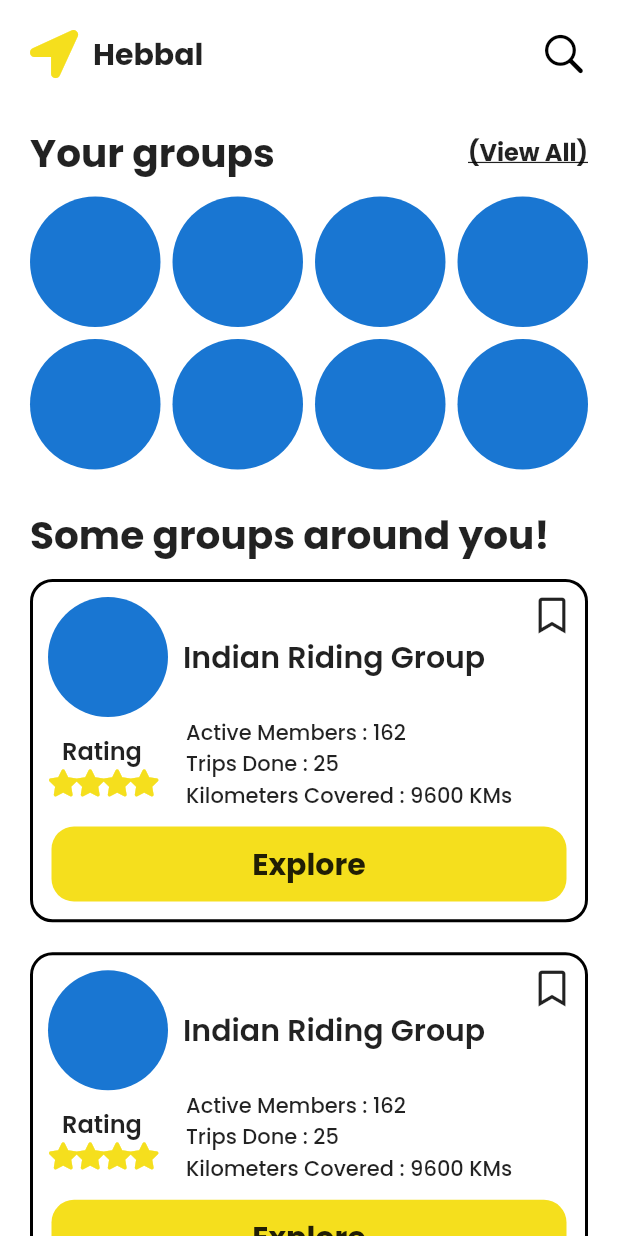
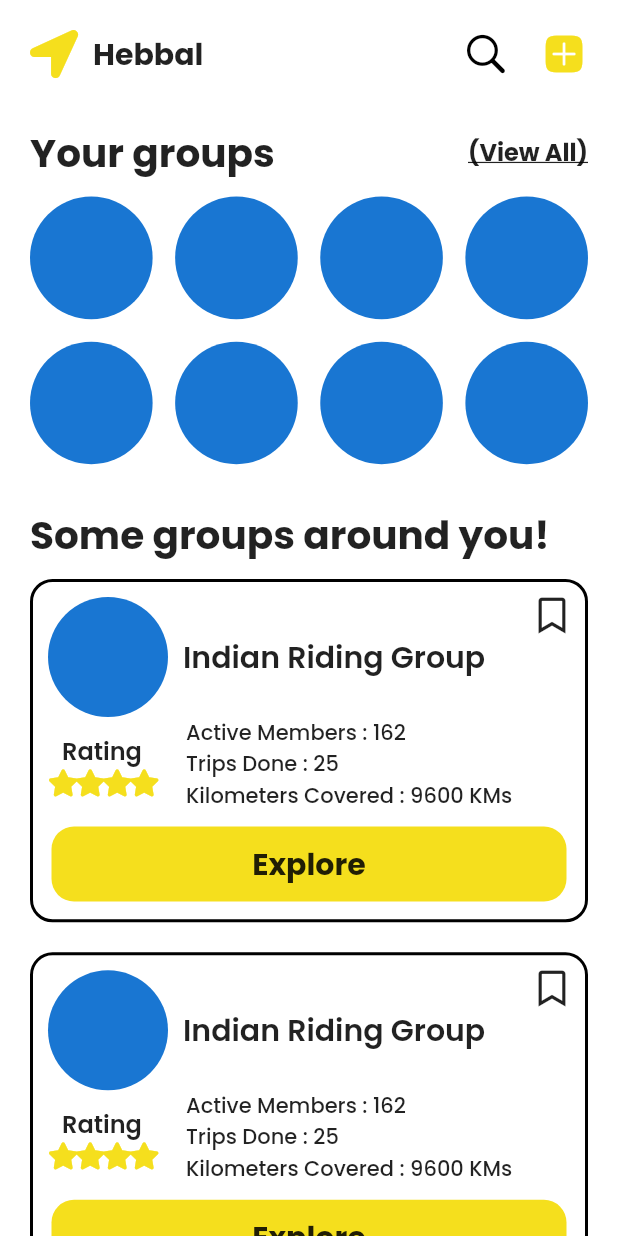
Before and after one commit to NullCrew/find-ridr, a Flutter app: the GroupView screen opened directly, on a phone screen of 412 x 824 dp. Run offline on Flutter 3.47's test engine with Material 2 defaults, Android fonts, the phone set to English and light mode, and no system bars; our stand-ins replace font_awesome_flutter, get, google_fonts.

Commit message:
updated UI

```diff
--- a/lib/components/bottom_navigation_bar.dart
+++ b/lib/components/bottom_navigation_bar.dart
@@ -48,7 +48,7 @@ class _BottomNavBarState extends State<BottomNavBar> {
       duration: Duration(
         milliseconds: 100,
       ),
-      curve: Curves.easeIn
+      curve: Curves.linearToEaseOut
     );
   }
 
--- a/lib/components/card_button.dart
+++ b/lib/components/card_button.dart
@@ -3,9 +3,9 @@ import 'package:flutter/material.dart';
 import 'package:get/get.dart';
 import 'package:google_fonts/google_fonts.dart';
 
-Widget CardButton({String btnText}){
+Widget CardButton({String btnText,Function onTap}){
   return InkWell(
-    onTap: (){},
+    onTap: onTap,
     child: Container(
       height: 50,
       width: Get.width/1.2,
--- a/lib/components/ride_card.dart
+++ b/lib/components/ride_card.dart
@@ -1,6 +1,7 @@
 import 'package:findridr/components/card_button.dart';
 import 'package:findridr/constants.dart';
 import 'package:findridr/controllers/ride_card_controller.dart';
+import 'package:findridr/views/ride_info_view.dart';
 import 'package:flutter/material.dart';
 import 'package:font_awesome_flutter/font_awesome_flutter.dart';
 import 'package:get/get.dart';
@@ -100,7 +101,9 @@ Widget RideCard({int reviewStar}){
                   ],
                 ),
                 SizedBox(height: 10,),
-                CardButton(btnText: "Let'\s Go")
+                CardButton(btnText: "Let'\s Go",onTap: (){
+                  Get.to(RideInfoView());
+                })
               ],
             ),
           ),
--- a/lib/controllers/splash_screen_view_controller.dart
+++ b/lib/controllers/splash_screen_view_controller.dart
@@ -9,6 +9,6 @@ class SplashViewController extends GetxController{
   }
 
   void startTimer() {
-    Future.delayed(const Duration(seconds: 1),()=>Get.offNamed('/login'));
+    Future.delayed(const Duration(seconds: 3),()=>Get.offNamed('/login'));
   }
 }
--- a/lib/views/group_view.dart
+++ b/lib/views/group_view.dart
@@ -34,9 +34,18 @@ class GroupView extends StatelessWidget {
                         ],
                       ),
                     ),
-                    GestureDetector(
-                        child: Icon(CupertinoIcons.search, size: 32,
-                          color: Colors.black,))
+                    Row(
+                      children: [
+                        GestureDetector(
+                            child: Icon(CupertinoIcons.search, size: 32,
+                              color: Colors.black,)
+                        ),
+                        SizedBox(width: 20,),
+                        GestureDetector(
+                            child: Icon(CupertinoIcons.plus_app_fill, size: 32,
+                              color: primaryColor,)),
+                      ],
+                    )
                   ],
                 ),
                 SizedBox(height: 30,),
@@ -53,18 +62,18 @@ class GroupView extends StatelessWidget {
                   height: Get.height/4,
                   width: Get.width,
                   child: GridView.count(
-                    mainAxisSpacing: 8,
-                    crossAxisSpacing: 8,
+                    mainAxisSpacing: 15,
+                    crossAxisSpacing: 15,
                     crossAxisCount: 4,
                     children: [
-                      CircleAvatar(radius: 10,),
-                      CircleAvatar(radius: 10,),
-                      CircleAvatar(radius: 10,),
-                      CircleAvatar(radius: 10,),
-                      CircleAvatar(radius: 10,),
-                      CircleAvatar(radius: 10,),
-                      CircleAvatar(radius: 10,),
-                      CircleAvatar(radius: 10,),
+                      CircleAvatar(),
+                      CircleAvatar(),
+                      CircleAvatar(),
+                      CircleAvatar(),
+                      CircleAvatar(),
+                      CircleAvatar(),
+                      CircleAvatar(),
+                      CircleAvatar(),
                     ],
                   ),
                 ),
--- a/lib/views/home_view.dart
+++ b/lib/views/home_view.dart
@@ -38,7 +38,7 @@ class HomeView extends StatelessWidget {
                 SizedBox(height: 30,),
                 Text('Ridrs nearby',style: headingStyle,),
                 Container(
-                  height: 170,
+                  height: 120,
                   child: ListView(
                     scrollDirection: Axis.horizontal,
                     children: [
@@ -53,7 +53,7 @@ class HomeView extends StatelessWidget {
                     ],
                   ),
                 ),
-                SizedBox(height: 10,),
+                // SizedBox(height: 10,),
                 Text('Featured Trips',style: headingStyle,),
                 Container(
                     child: ListView(
```
Also changed, not shown: lib/components/UI_BackButton.dart (added, +11 -0 lines), lib/components/nearby_riders_card.dart (+3 -12 lines), lib/views/ride_info_view.dart (+22 -0 lines).
